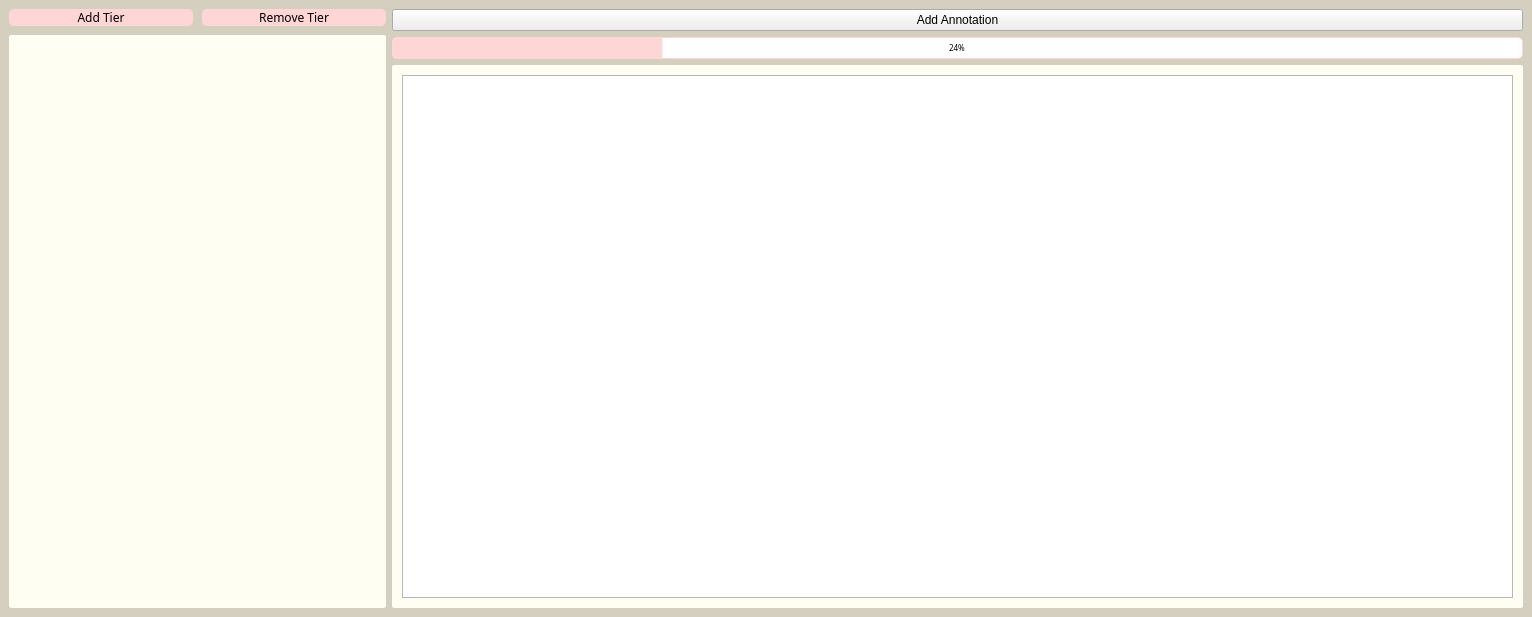
The window that src/AnnotationTimeline/timeline.ui (SailorMoose/HCI-Project2020) describes before a commit, drawn with Qt 5.
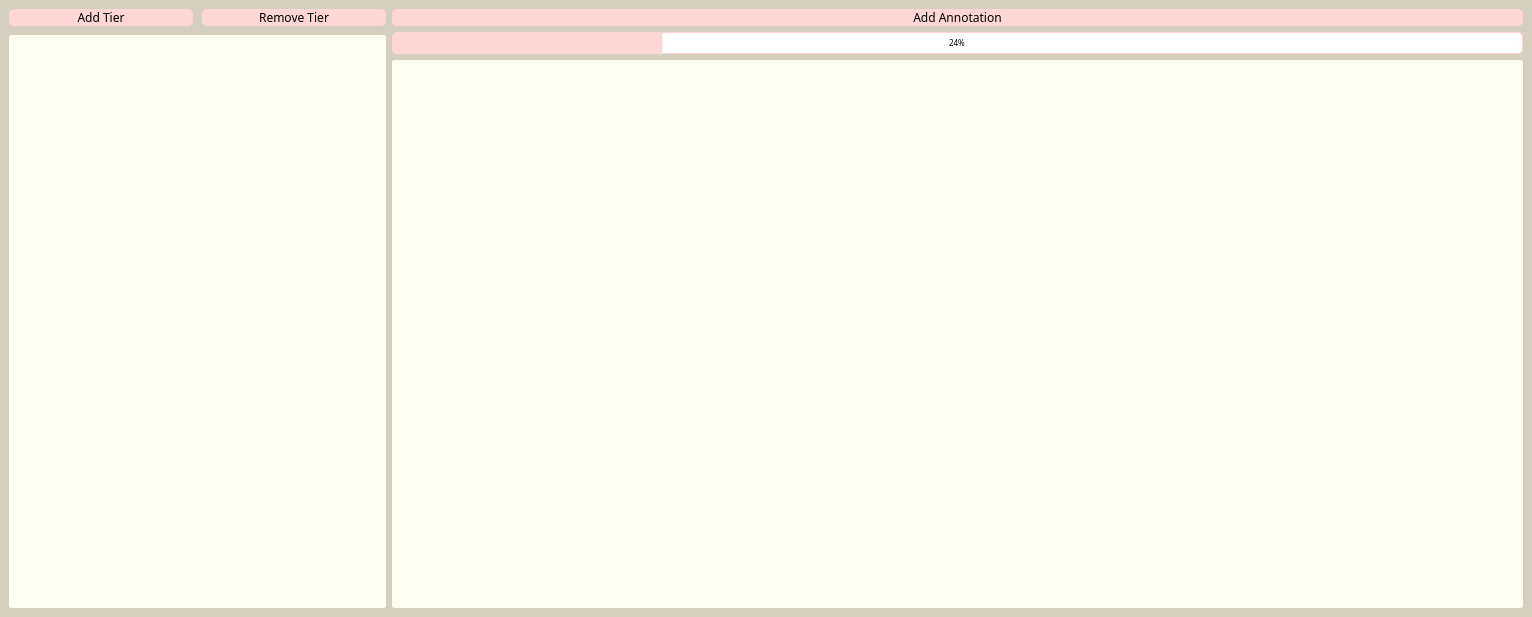
The same window after the commit. Icons and pictures are not drawn.

Commit message: Update stylesheet for AnnotationTimeline

What changed in the file:
```diff
--- a/src/AnnotationTimeline/timeline.ui
+++ b/src/AnnotationTimeline/timeline.ui
@@ -145,6 +145,18 @@
          <layout class="QVBoxLayout" name="verticalLayout_2">
           <item>
            <widget class="QPushButton" name="addAnnotationsButton">
+            <property name="styleSheet">
+             <string notr="true">QPushButton{
+	font-color : black;
+	font-family : Century Gothic;
+	font-size : 12px;
+	background-color : rgb(255, 214, 214);
+	border : 1px rgb(255, 214, 214);
+	border-radius :5px;
+				
+}
+QPushButton:hover { background-color: white }</string>
+            </property>
             <property name="text">
              <string>Add Annotation</string>
             </property>
@@ -181,17 +193,43 @@
            <widget class="QGroupBox" name="groupBox">
             <property name="styleSheet">
              <string notr="true">QGroupBox {
+	font-color : black;
+	font-family : Century Gothic;
 	background-color: #fffef2;
 	border : 1px solid #fffef2;
 	border-radius :2px;
-}</string>
+}
+</string>
             </property>
             <property name="title">
              <string/>
             </property>
             <layout class="QGridLayout" name="gridLayout_3">
              <item row="0" column="0">
-              <widget class="QTableView" name="tableView"/>
+              <widget class="QTableView" name="tableView">
+               <property name="font">
+                <font>
+                 <family>Century Gothic</family>
+                 <pointsize>12</pointsize>
+                </font>
+               </property>
+               <property name="styleSheet">
+                <string notr="true">QTableView{
+	font-color : black;
+	font-family : Century Gothic;
+	font-size : 12points;
+	background-color: #fffef2;
+	border : 1px solid #fffef2;
+	border-radius :2px;
+}
+
+QHeaderView {
+	font-color : black;
+	font-family : Century Gothic;
+	font-size : 12points;
+}</string>
+               </property>
+              </widget>
              </item>
             </layout>
            </widget>
```
The commit also changes 1 other file.
